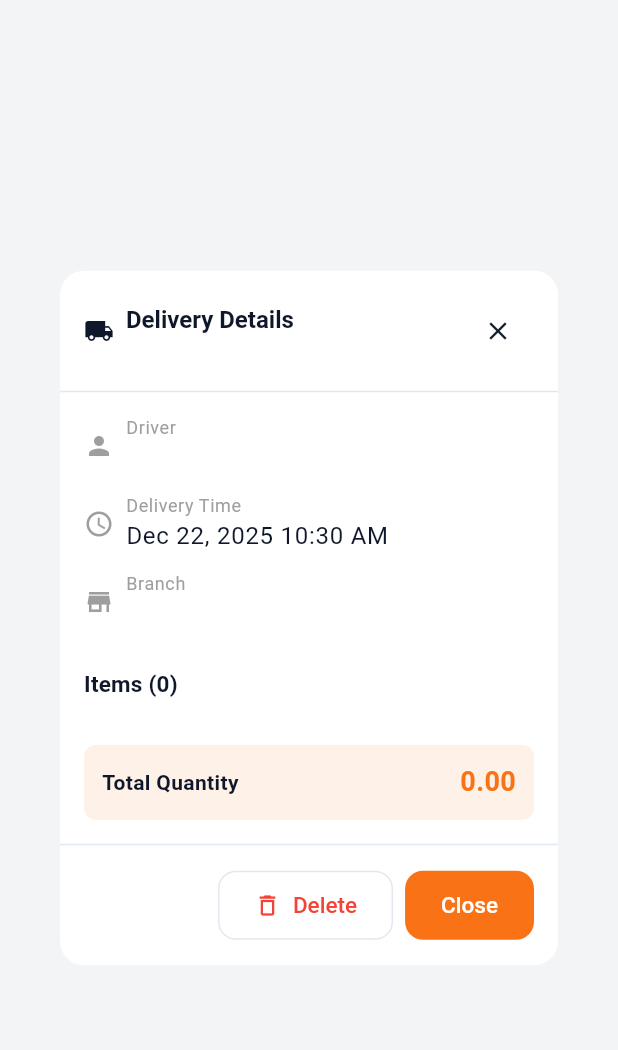
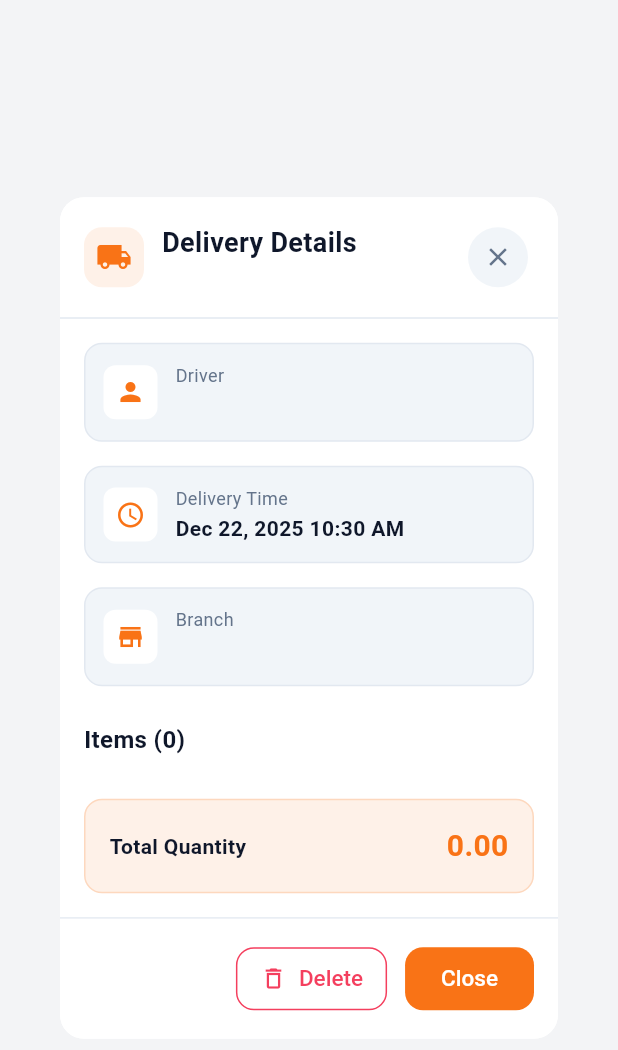
Before and after one commit to Kunehochii/fst-pos, a Flutter app: the DeliveryDetailDialog widget shown alone on an empty page, opened directly with empty values, on a phone screen of 412 x 824 dp. Shown: the top 1050 px of the screen. Run offline on Flutter 3.47's test engine with Material 3 defaults, Android fonts, the light colour scheme and no system bars; our stand-ins replace connectivity_plus, dio, drift, flutter_dotenv, flutter_riverpod, flutter_secure_storage and 5 more; missing offline and left inert: esc_pos_utils_plus, flutter_side_menu, flutter_thermal_printer; accounts and stored records are empty; generated files the repository leaves out were written again; network calls fail.

Commit message:
style: add aura style to deliveries

```diff
--- a/lib/features/delivery/presentation/widgets/delivery_detail_dialog.dart
+++ b/lib/features/delivery/presentation/widgets/delivery_detail_dialog.dart
@@ -2,10 +2,16 @@ import 'package:flutter/material.dart';
 import 'package:flutter_riverpod/flutter_riverpod.dart';
 import 'package:intl/intl.dart';
 
+import '../../../../core/theme/app_colors.dart';
 import '../../domain/entities/delivery.dart';
 import '../providers/delivery_provider.dart';
 
 /// Dialog for viewing delivery details.
+///
+/// "Aura Daybreak" design:
+/// - White dialog with rounded corners and soft shadow
+/// - Primary orange accents for icons and highlights
+/// - Consistent borders and typography with design system
 class DeliveryDetailDialog extends ConsumerWidget {
   final Delivery delivery;
 
@@ -16,44 +22,74 @@ class DeliveryDetailDialog extends ConsumerWidget {
     final dateFormat = DateFormat('MMM d, yyyy h:mm a');
 
     return Dialog(
+      backgroundColor: AppColors.card,
+      shape: RoundedRectangleBorder(
+        borderRadius: BorderRadius.circular(AppColors.radiusLg),
+      ),
+      elevation: 0,
       child: ConstrainedBox(
         constraints: const BoxConstraints(maxWidth: 500, maxHeight: 600),
         child: Column(
           mainAxisSize: MainAxisSize.min,
           children: [
             // Header
-            Padding(
+            Container(
               padding: const EdgeInsets.all(16),
+              decoration: BoxDecoration(
+                color: AppColors.card,
+                borderRadius: const BorderRadius.vertical(
+                  top: Radius.circular(AppColors.radiusLg),
+                ),
+              ),
               child: Row(
                 children: [
-                  const Icon(Icons.local_shipping),
-                  const SizedBox(width: 8),
+                  Container(
+                    padding: const EdgeInsets.all(8),
+                    decoration: BoxDecoration(
+                      color: AppColors.primary.withValues(alpha: 0.1),
+                      borderRadius: BorderRadius.circular(AppColors.radiusSm),
+                    ),
+                    child: Icon(
+                      Icons.local_shipping,
+                      color: AppColors.primary,
+                      size: 24,
+                    ),
+                  ),
+                  const SizedBox(width: 12),
                   Expanded(
                     child: Column(
                       crossAxisAlignment: CrossAxisAlignment.start,
                       children: [
                         Text(
                           'Delivery Details',
-                          style: Theme.of(context).textTheme.titleLarge,
+                          style: TextStyle(
+                            fontSize: 18,
+                            fontWeight: FontWeight.bold,
+                            color: AppColors.foreground,
                           ),
+                        ),
+                        const SizedBox(height: 2),
                         Text(
                           delivery.id,
-                          style:
-                              Theme.of(context).textTheme.bodySmall?.copyWith(
-                                    color: Colors.grey,
+                          style: TextStyle(
+                            fontSize: 12,
+                            color: AppColors.mutedForeground,
                           ),
                         ),
                       ],
                     ),
                   ),
                   IconButton(
-                    icon: const Icon(Icons.close),
+                    icon: Icon(Icons.close, color: AppColors.mutedForeground),
                     onPressed: () => Navigator.of(context).pop(),
+                    style: IconButton.styleFrom(
+                      backgroundColor: AppColors.muted,
+                    ),
                   ),
                 ],
               ),
             ),
-            const Divider(height: 1),
+            Divider(height: 1, color: AppColors.border),
             // Content
             Flexible(
               child: SingleChildScrollView(
@@ -68,7 +104,7 @@ class DeliveryDetailDialog extends ConsumerWidget {
                       label: 'Driver',
                       value: delivery.driverName,
                     ),
-                    const SizedBox(height: 12),
+                    const SizedBox(height: 16),
                     // Delivery time
                     _buildInfoRow(
                       context,
@@ -77,21 +113,25 @@ class DeliveryDetailDialog extends ConsumerWidget {
                       value: dateFormat
                           .format(delivery.deliveryTimeStart.toLocal()),
                     ),
-                    const SizedBox(height: 12),
+                    const SizedBox(height: 16),
                     // Cashier info (if available)
-                    if (delivery.cashier != null)
+                    if (delivery.cashier != null) ...[
                       _buildInfoRow(
                         context,
                         icon: Icons.store,
                         label: 'Branch',
                         value: delivery.cashier!.branchName,
                       ),
-                    const SizedBox(height: 24),
+                      const SizedBox(height: 16),
+                    ],
+                    const SizedBox(height: 8),
                     // Items section
                     Text(
                       'Items (${delivery.totalItems})',
-                      style: Theme.of(context).textTheme.titleMedium?.copyWith(
+                      style: TextStyle(
+                        fontSize: 16,
                         fontWeight: FontWeight.bold,
+                        color: AppColors.foreground,
                       ),
                     ),
                     const SizedBox(height: 12),
@@ -100,24 +140,31 @@ class DeliveryDetailDialog extends ConsumerWidget {
                     const SizedBox(height: 16),
                     // Total quantity
                     Container(
-                      padding: const EdgeInsets.all(12),
+                      padding: const EdgeInsets.all(16),
                       decoration: BoxDecoration(
-                        color: Theme.of(context).primaryColor.withOpacity(0.1),
-                        borderRadius: BorderRadius.circular(8),
+                        color: AppColors.primary.withValues(alpha: 0.1),
+                        borderRadius: BorderRadius.circular(AppColors.radiusSm),
+                        border: Border.all(
+                          color: AppColors.primary.withValues(alpha: 0.2),
+                          width: 1,
+                        ),
                       ),
                       child: Row(
                         mainAxisAlignment: MainAxisAlignment.spaceBetween,
                         children: [
-                          const Text(
+                          Text(
                             'Total Quantity',
-                            style: TextStyle(fontWeight: FontWeight.bold),
+                            style: TextStyle(
+                              fontWeight: FontWeight.w600,
+                              color: AppColors.foreground,
+                            ),
                           ),
                           Text(
                             delivery.totalQuantity.toStringAsFixed(2),
                             style: TextStyle(
                               fontWeight: FontWeight.bold,
-                              color: Theme.of(context).primaryColor,
-                              fontSize: 18,
+                              color: AppColors.primary,
+                              fontSize: 20,
                             ),
                           ),
                         ],
@@ -127,22 +174,46 @@ class DeliveryDetailDialog extends ConsumerWidget {
                 ),
               ),
             ),
-            const Divider(height: 1),
+            Divider(height: 1, color: AppColors.border),
             // Actions
-            Padding(
+            Container(
               padding: const EdgeInsets.all(16),
+              decoration: BoxDecoration(
+                color: AppColors.card,
+                borderRadius: const BorderRadius.vertical(
+                  bottom: Radius.circular(AppColors.radiusLg),
+                ),
+              ),
               child: Row(
                 mainAxisAlignment: MainAxisAlignment.end,
                 children: [
                   OutlinedButton.icon(
-                    icon: const Icon(Icons.delete_outline, color: Colors.red),
-                    label: const Text('Delete',
-                        style: TextStyle(color: Colors.red)),
+                    icon: Icon(Icons.delete_outline,
+                        color: AppColors.destructive, size: 18),
+                    label: Text('Delete',
+                        style: TextStyle(color: AppColors.destructive)),
+                    style: OutlinedButton.styleFrom(
+                      side: BorderSide(color: AppColors.destructive),
+                      padding: const EdgeInsets.symmetric(
+                          horizontal: 16, vertical: 12),
+                      shape: RoundedRectangleBorder(
+                        borderRadius: BorderRadius.circular(AppColors.radiusSm),
+                      ),
+                    ),
                     onPressed: () => _confirmDelete(context, ref),
                   ),
-                  const SizedBox(width: 8),
+                  const SizedBox(width: 12),
                   ElevatedButton(
                     onPressed: () => Navigator.of(context).pop(),
+                    style: ElevatedButton.styleFrom(
+                      backgroundColor: AppColors.primary,
+                      foregroundColor: AppColors.primaryForeground,
+                      padding: const EdgeInsets.symmetric(
+                          horizontal: 24, vertical: 12),
+                      shape: RoundedRectangleBorder(
+                        borderRadius: BorderRadius.circular(AppColors.radiusSm),
+                      ),
+                    ),
                     child: const Text('Close'),
                   ),
                 ],
@@ -160,34 +231,68 @@ class DeliveryDetailDialog extends ConsumerWidget {
     required String label,
     required String value,
   }) {
-    return Row(
+    return Container(
+      padding: const EdgeInsets.all(12),
+      decoration: BoxDecoration(
+        color: AppColors.muted,
+        borderRadius: BorderRadius.circular(AppColors.radiusSm),
+        border: Border.all(color: AppColors.border, width: 1),
+      ),
+      child: Row(
         children: [
-        Icon(icon, size: 20, color: Colors.grey),
-        const SizedBox(width: 8),
-        Column(
+          Container(
+            padding: const EdgeInsets.all(8),
+            decoration: BoxDecoration(
+              color: AppColors.card,
+              borderRadius: BorderRadius.circular(8),
+            ),
+            child: Icon(icon, size: 20, color: AppColors.primary),
+          ),
+          const SizedBox(width: 12),
+          Expanded(
+            child: Column(
               crossAxisAlignment: CrossAxisAlignment.start,
               children: [
                 Text(
                   label,
-              style: Theme.of(context).textTheme.bodySmall?.copyWith(
-                    color: Colors.grey,
+                  style: TextStyle(
+                    fontSize: 12,
+                    color: AppColors.mutedForeground,
                   ),
                 ),
+                const SizedBox(height: 2),
                 Text(
                   value,
-              style: Theme.of(context).textTheme.bodyLarge,
+                  style: TextStyle(
+                    fontSize: 14,
+                    fontWeight: FontWeight.w600,
+                    color: AppColors.foreground,
+                  ),
                 ),
               ],
             ),
+          ),
         ],
+      ),
     );
   }
 
   Widget _buildItemRow(BuildContext context, DeliveryItem item) {
-    return Card(
+    return Container(
       margin: const EdgeInsets.only(bottom: 8),
-      child: Padding(
       padding: const EdgeInsets.all(12),
+      decoration: BoxDecoration(
+        color: AppColors.card,
+        borderRadius: BorderRadius.circular(AppColors.radiusSm),
+        border: Border.all(color: AppColors.border, width: 1),
+        boxShadow: [
+          BoxShadow(
+            color: Colors.black.withValues(alpha: 0.04),
+            blurRadius: 4,
+            offset: const Offset(0, 2),
+          ),
+        ],
+      ),
       child: Row(
         children: [
           // Product image or icon
@@ -195,8 +300,9 @@ class DeliveryDetailDialog extends ConsumerWidget {
             width: 48,
             height: 48,
             decoration: BoxDecoration(
-                color: Colors.grey.shade200,
+              color: AppColors.muted,
               borderRadius: BorderRadius.circular(8),
+              border: Border.all(color: AppColors.border, width: 1),
             ),
             child: item.product?.picture != null &&
                     item.product!.picture.isNotEmpty &&
@@ -206,13 +312,13 @@ class DeliveryDetailDialog extends ConsumerWidget {
                     child: Image.network(
                       item.product!.picture,
                       fit: BoxFit.cover,
-                        errorBuilder: (_, __, ___) => const Icon(
+                      errorBuilder: (_, __, ___) => Icon(
                         Icons.inventory_2,
-                          color: Colors.grey,
+                        color: AppColors.mutedForeground,
                       ),
                     ),
                   )
-                  : const Icon(Icons.inventory_2, color: Colors.grey),
+                : Icon(Icons.inventory_2, color: AppColors.mutedForeground),
           ),
           const SizedBox(width: 12),
           // Product info
@@ -222,14 +328,18 @@ class DeliveryDetailDialog extends ConsumerWidget {
               children: [
                 Text(
                   item.product?.name ?? 'Unknown Product',
-                    style: Theme.of(context).textTheme.titleSmall?.copyWith(
+                  style: TextStyle(
+                    fontSize: 14,
                     fontWeight: FontWeight.bold,
+                    color: AppColors.foreground,
                   ),
                 ),
+                const SizedBox(height: 2),
                 Text(
                   item.priceTypeDisplay,
-                    style: Theme.of(context).textTheme.bodySmall?.copyWith(
-                          color: Colors.grey,
+                  style: TextStyle(
+                    fontSize: 12,
+                    color: AppColors.mutedForeground,
                   ),
                 ),
               ],
@@ -239,19 +349,19 @@ class DeliveryDetailDialog extends ConsumerWidget {
           Container(
             padding: const EdgeInsets.symmetric(horizontal: 12, vertical: 6),
             decoration: BoxDecoration(
-                color: Theme.of(context).primaryColor.withOpacity(0.1),
+              color: AppColors.primary.withValues(alpha: 0.1),
               borderRadius: BorderRadius.circular(16),
             ),
             child: Text(
               '${item.quantity.toStringAsFixed(item.quantity.truncateToDouble() == item.quantity ? 0 : 2)} ${item.isSackPrice ? 'sacks' : 'kg'}',
               style: TextStyle(
-                  color: Theme.of(context).primaryColor,
+                color: AppColors.primary,
                 fontWeight: FontWeight.bold,
+                fontSize: 12,
               ),
             ),
           ),
         ],
-        ),
       ),
     );
   }
@@ -260,20 +370,37 @@ class DeliveryDetailDialog extends ConsumerWidget {
     final confirmed = await showDialog<bool>(
       context: context,
       builder: (context) => AlertDialog(
-        title: const Text('Delete Delivery'),
-        content: const Text(
+        backgroundColor: AppColors.card,
+        shape: RoundedRectangleBorder(
+          borderRadius: BorderRadius.circular(AppColors.radiusLg),
+        ),
+        title: Text(
+          'Delete Delivery',
+          style: TextStyle(
+            color: AppColors.foreground,
+            fontWeight: FontWeight.bold,
+          ),
+        ),
+        content: Text(
           'Are you sure you want to delete this delivery? '
           'This will revert the stock changes made by this delivery.',
+          style: TextStyle(color: AppColors.mutedForeground),
         ),
         actions: [
           TextButton(
             onPressed: () => Navigator.of(context).pop(false),
+            style: TextButton.styleFrom(
+              foregroundColor: AppColors.mutedForeground,
+            ),
             child: const Text('Cancel'),
           ),
           ElevatedButton(
             style: ElevatedButton.styleFrom(
-              backgroundColor: Colors.red,
+              backgroundColor: AppColors.destructive,
               foregroundColor: Colors.white,
+              shape: RoundedRectangleBorder(
+                borderRadius: BorderRadius.circular(AppColors.radiusSm),
+              ),
             ),
             onPressed: () => Navigator.of(context).pop(true),
             child: const Text('Delete'),
@@ -296,7 +423,8 @@ class DeliveryDetailDialog extends ConsumerWidget {
                   ? 'Delivery deleted successfully'
                   : 'Failed to delete delivery',
             ),
-            backgroundColor: success ? Colors.green : Colors.red,
+            backgroundColor:
+                success ? AppColors.success : AppColors.destructive,
           ),
         );
       }
```
Lines whose indentation alone changed are shown as unchanged.
